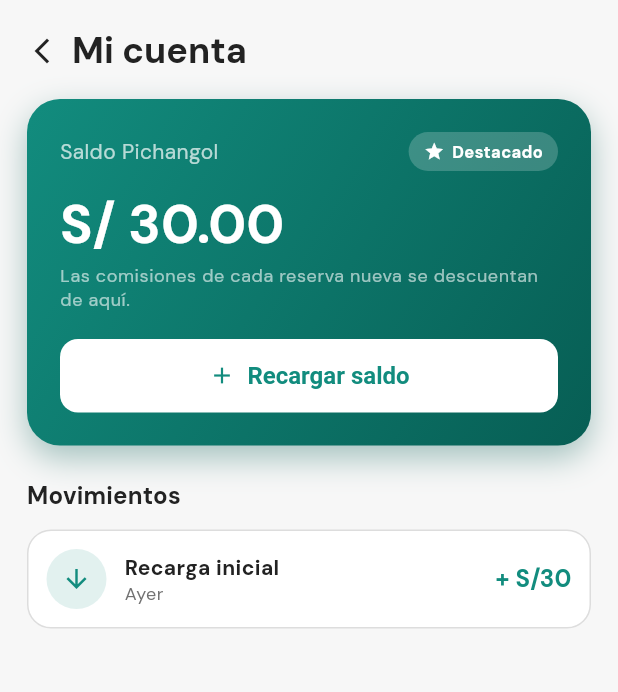
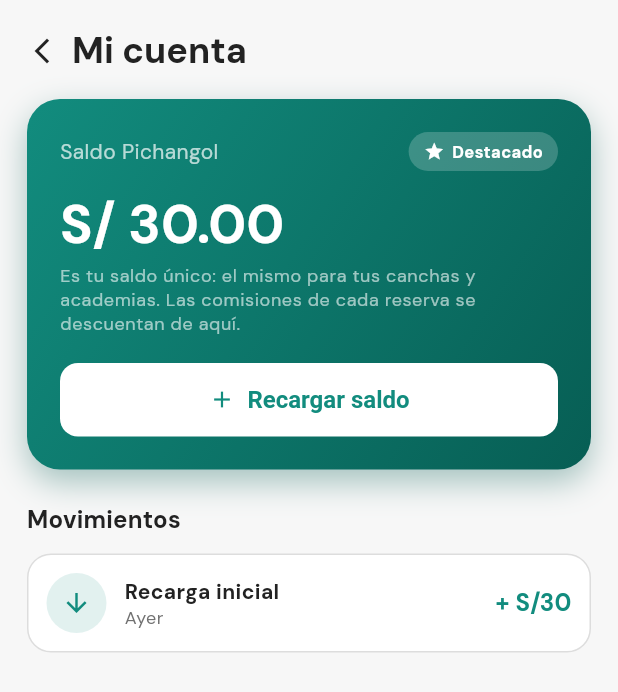
Before and after one commit to dcalagua/canchas-app-lima, a Flutter app: the CuentaScreen screen opened directly, on a phone screen of 412 x 824 dp. Shown: the top 692 px of the screen. Run offline on Flutter 3.47's test engine with Material 3 defaults, Android fonts, the phone set to English and light mode, and no system bars; our stand-ins replace audioplayers, firebase_core, firebase_messaging, font_awesome_flutter, geocoding, geolocator and 8 more; missing offline and left inert: record; accounts and stored records are empty.

Commit message:
Billetera única: etiquetas unificadas y aclaración
- 'Mi cuenta' y el panel de academia usan la etiqueta 'Saldo Pichangol'.
- Subtítulo en 'Mi cuenta': 'Es tu saldo único: el mismo para tus canchas y
  academias.'
- Tarjeta de destacar academia: línea 'Es tu saldo único: el mismo de Mi cuenta
  y de tus canchas.'
- El pill de saldo usa Flexible para no desbordar en pantallas angostas.

```diff
--- a/lib/screens/cuenta_screen.dart
+++ b/lib/screens/cuenta_screen.dart
@@ -232,7 +232,8 @@ class _TarjetaSaldo extends StatelessWidget {
               style: t.displaySmall?.copyWith(
                   color: Colors.white, fontWeight: FontWeight.w700)),
           const SizedBox(height: 4),
-          Text('Las comisiones de cada reserva nueva se descuentan de aquí.',
+          Text('Es tu saldo único: el mismo para tus canchas y academias. '
+              'Las comisiones de cada reserva se descuentan de aquí.',
               style: t.bodySmall?.copyWith(color: Colors.white60)),
           const SizedBox(height: 18),
           SizedBox(
```
Also changed, not shown: lib/screens/mi_academia_screen.dart (+23 -3 lines).
